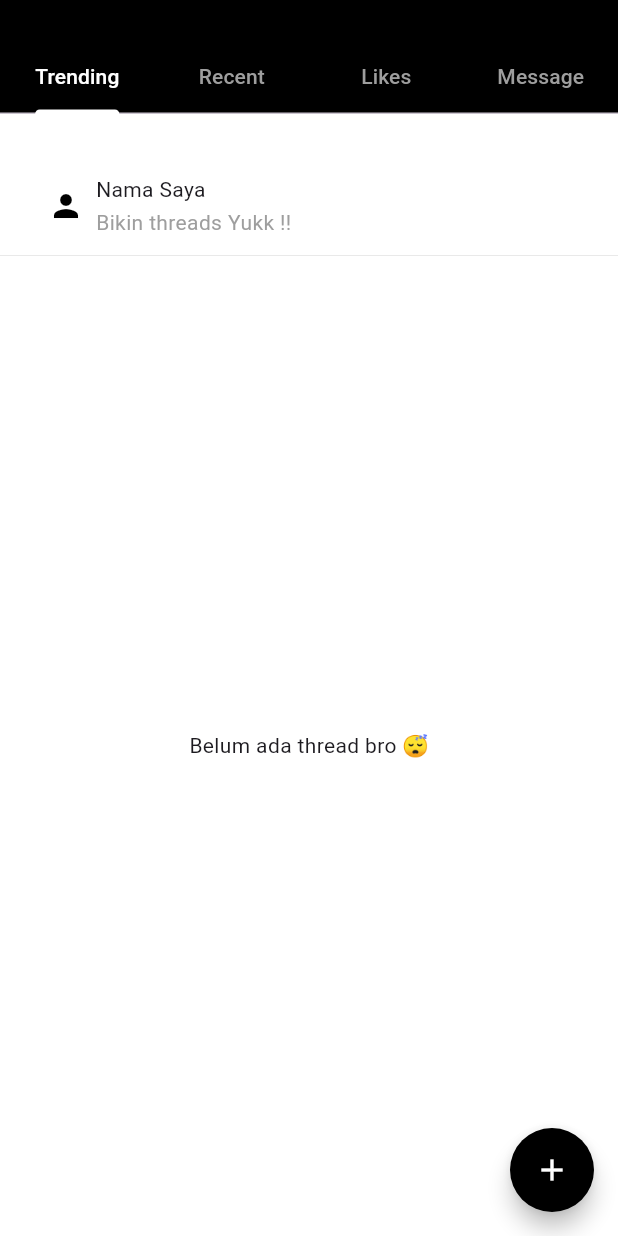
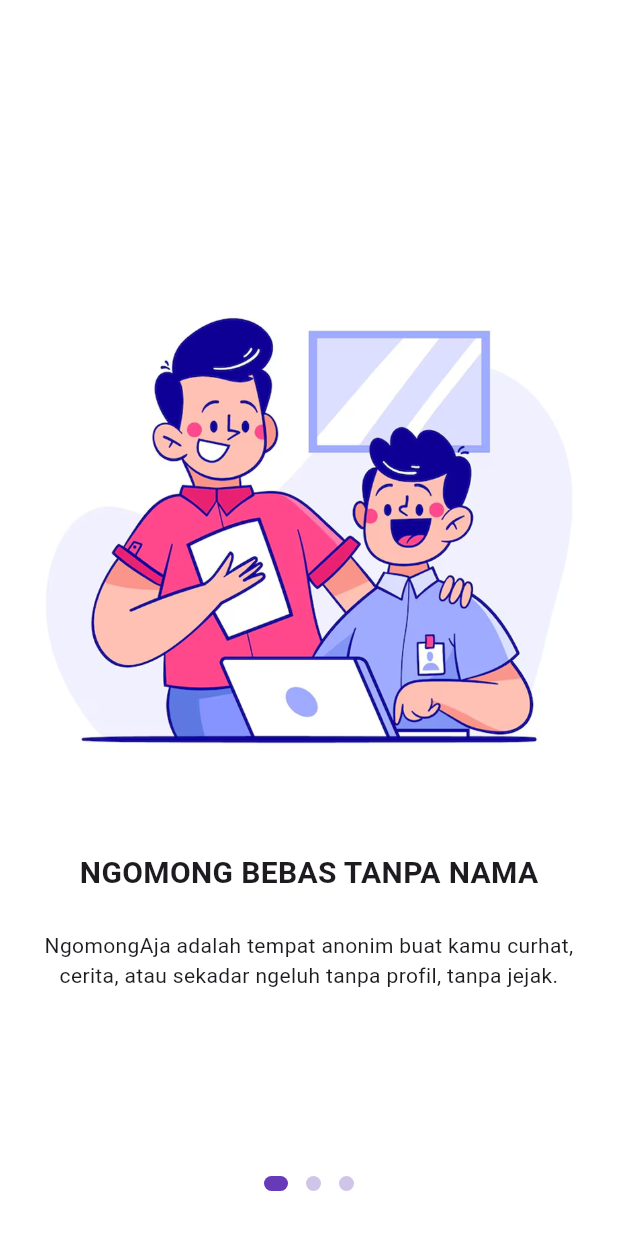
Before and after one commit to NgomongAja/NgomongAja, a Flutter app: the screen it shows after launch, on a phone screen of 412 x 824 dp. Run offline on Flutter 3.47's test engine with Material 3 defaults, Android fonts, the light colour scheme and no system bars; our stand-ins replace get, shared_preferences, supabase_flutter; accounts and stored records are empty.

Commit message:
feat(onboarding): setup ui and utils

```diff
--- /dev/null
+++ b/lib/common/ui/app_colors.dart
@@ -0,0 +1,5 @@
+import 'package:flutter/material.dart';
+
+class AppColors {
+  static const mainGreen = Color(0xFF69FC48);
+}
--- a/lib/main.dart
+++ b/lib/main.dart
@@ -1,6 +1,8 @@
 import 'package:flutter/material.dart';
 import 'package:get/get.dart';
 import 'package:pengen_chat/common/config/supabase.dart';
+import 'package:pengen_chat/common/presenter/app_presenter.dart';
+import 'package:pengen_chat/pages/onboarding/presentation/onboarding_view.dart';
 import 'pages/maintab/maintab.dart';
 
 Future<void> main() async {
@@ -15,13 +17,17 @@
 
   @override
   Widget build(BuildContext context) {
+    final appPresenter = Get.put(AppPresenter());
+
+    return Obx(() {
       return GetMaterialApp(
         title: 'Pengen Chat',
         debugShowCheckedModeBanner: false,
         theme: ThemeData(
           colorScheme: ColorScheme.fromSeed(seedColor: Colors.deepPurple),
         ),
-      home: MainTabBar(),
+        home: appPresenter.isLoggedIn.value ? MainTabBar() : OnboardingView(),
       );
+    });
   }
 }
--- /dev/null
+++ b/lib/pages/onboarding/presentation/onboarding_view.dart
@@ -0,0 +1,128 @@
+import 'package:flutter/material.dart';
+import 'package:get/get.dart';
+import 'package:pengen_chat/pages/onboarding/presentation/onboarding_presenter.dart';
+
+class OnboardingView extends StatelessWidget {
+  OnboardingView({super.key});
+
+  final OnboardingPresenter presenter = Get.put(OnboardingPresenter());
+
+  Widget pageOne() {
+    return Container(
+      margin: EdgeInsets.all(16),
+      child: Column(
+        mainAxisAlignment: MainAxisAlignment.center,
+        children: [
+          Image.asset("lib/assets/images/onboarding1.png"),
+          SizedBox(height: 24),
+          Text(
+            "NGOMONG BEBAS TANPA NAMA",
+            style: TextStyle(fontWeight: FontWeight.w700, fontSize: 20),
+          ),
+          SizedBox(height: 24),
+          Text(
+            "NgomongAja adalah tempat anonim buat kamu curhat, cerita, atau sekadar ngeluh tanpa profil, tanpa jejak.",
+            textAlign: TextAlign.center,
+          ),
+        ],
+      ),
+    );
+  }
+
+  Widget pageTwo() {
+    return Container(
+      margin: EdgeInsets.all(16),
+      child: Column(
+        mainAxisAlignment: MainAxisAlignment.center,
+        children: [
+          Image.asset("lib/assets/images/onboarding2.png"),
+          SizedBox(height: 24),
+          Text(
+            "Thread akan hilang otomatis",
+            style: TextStyle(fontWeight: FontWeight.w700, fontSize: 20),
+          ),
+          SizedBox(height: 24),
+          Text(
+            "Semua thread bakal auto-delete dalam 7 hari. Jadi, kamu bebas cerita tanpa takut disimpan selamanya.",
+            textAlign: TextAlign.center,
+          ),
+        ],
+      ),
+    );
+  }
+
+  Widget pageThree() {
+    return Container(
+      margin: EdgeInsets.all(16),
+      child: Column(
+        mainAxisAlignment: MainAxisAlignment.center,
+        children: [
+          Image.asset("lib/assets/images/onboarding3.png"),
+          SizedBox(height: 24),
+          Text(
+            "DM orang secara anonim",
+            style: TextStyle(fontWeight: FontWeight.w700, fontSize: 20),
+          ),
+          SizedBox(height: 24),
+          Text(
+            "Kamu bisa ngobrol langsung lewat DM tanpa harus tahu siapa dia. Yang penting nyambung!",
+            textAlign: TextAlign.center,
+          ),
+          SizedBox(height: 24),
+          ElevatedButton(
+            onPressed: () {
+              presenter.gotoHome();
+            },
+            style: ElevatedButton.styleFrom(
+              backgroundColor: Colors.deepPurple,
+              minimumSize: Size(200, 50),
+            ),
+            child: Text("Get Started", style: TextStyle(color: Colors.white)),
+          ),
+        ],
+      ),
+    );
+  }
+
+  Widget _buildDots(int currentPage) {
+    return Row(
+      mainAxisAlignment: MainAxisAlignment.center,
+      children: List.generate(presenter.totalPages, (index) {
+        bool isActive = index == currentPage;
+        return AnimatedContainer(
+          duration: const Duration(milliseconds: 300),
+          margin: const EdgeInsets.symmetric(horizontal: 6),
+          width: isActive ? 16 : 10,
+          height: 10,
+          decoration: BoxDecoration(
+            color: isActive
+                ? Colors.deepPurple
+                : Colors.deepPurple.withOpacity(0.3),
+            borderRadius: BorderRadius.circular(5),
+          ),
+        );
+      }),
+    );
+  }
+
+  @override
+  Widget build(BuildContext context) {
+    return Scaffold(
+      backgroundColor: Colors.white,
+      body: Stack(
+        children: [
+          PageView(
+            controller: presenter.pageController,
+            children: [pageOne(), pageTwo(), pageThree()],
+          ),
+          Positioned(
+            bottom: 30,
+            left: 0,
+            right: 0,
+            child: Obx(() => _buildDots(presenter.currentPage.value)),
+          ),
+        ],
+      ),
+    );
+  }
+}
--- a/lib/pages/trending/presentation/trending_view.dart
+++ b/lib/pages/trending/presentation/trending_view.dart
@@ -40,7 +40,7 @@
 
   Widget _buildCreateThreadSection() {
     return InkWell(
-      onTap: () => presenter.addNewThread(),
+      onTap: () => presenter.openNewThreadForm(),
       child: Column(
         children: [
           Padding(
--- a/lib/pages/trending/presentation/widget/trending_list.dart
+++ b/lib/pages/trending/presentation/widget/trending_list.dart
@@ -1,6 +1,6 @@
 import 'package:flutter/material.dart';
 import 'package:get/get.dart';
-import 'package:pengen_chat/common/utils/date_utils.dart';
+import 'package:pengen_chat/common/utils/date_util.dart';
 import 'package:pengen_chat/pages/trending/presentation/trending_presenter.dart';
 
 // ignore: must_be_immutable
--- a/pubspec.yaml
+++ b/pubspec.yaml
@@ -14,6 +14,7 @@
   supabase_flutter: 2.9.1
   cupertino_icons: ^1.0.8
   intl: ^0.20.2
+  shared_preferences: ^2.5.3
 
 dev_dependencies:
   flutter_test:
@@ -25,3 +26,5 @@
 flutter:
 
   uses-material-design: true
+  assets:
+    - lib/assets/images/
```
Also changed, not shown: lib/common/presenter/app_presenter.dart (added, +27 -0 lines), lib/common/utils/local_data_util.dart (added, +66 -0 lines), lib/pages/onboarding/presentation/onboarding_presenter.dart (added, +53 -0 lines), lib/pages/trending/models/thread_model.dart (+7 -7 lines), lib/pages/trending/presentation/data/thread_service.dart (added, +40 -0 lines), lib/pages/trending/presentation/trending_presenter.dart (+4 -5 lines), lib/assets/images/crocodile.png (added), lib/assets/images/onboarding1.png (added), lib/assets/images/onboarding2.png (added), lib/assets/images/onboarding3.png (added), lib/common/utils/date_util.dart (renamed from lib/common/utils/date_utils.dart), pubspec.lock. Lines whose indentation alone changed are shown as unchanged.
